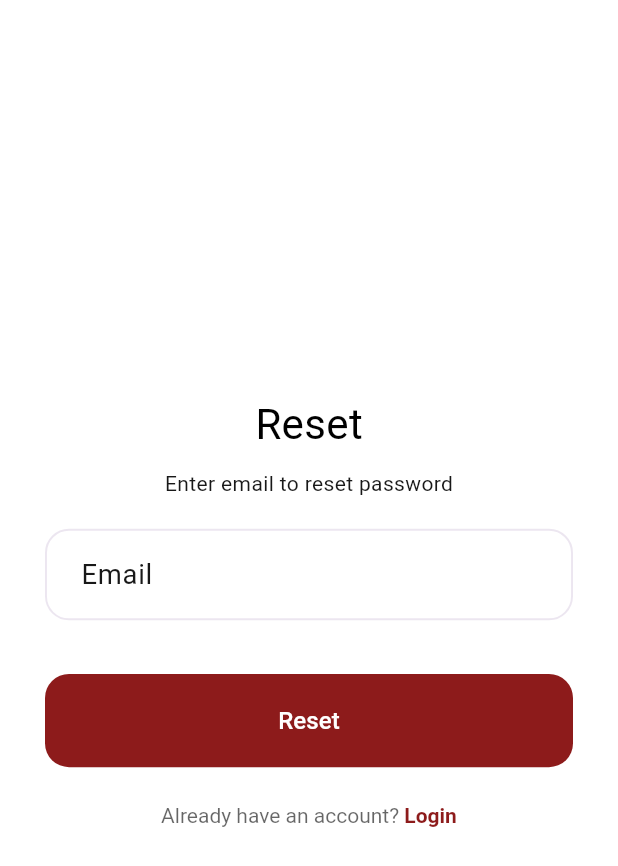
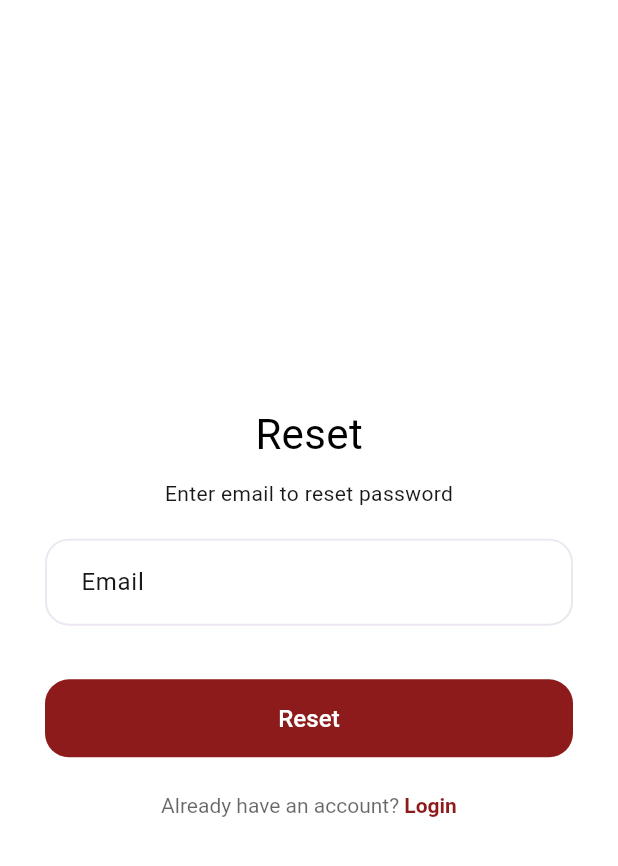
Before and after one commit to legitTomFoolery/hermessurvey, a Flutter app: the screen it shows after launch, after a tap on "forgot password?", on a phone screen of 412 x 824 dp. Shown: the top 866 px of the screen. Run offline on Flutter 3.47's test engine with Material 3 defaults, Android fonts, the phone set to English and light mode, and no system bars; our stand-ins replace adaptive_theme, awesome_dialog, cloud_firestore, connectivity_plus, firebase_auth, firebase_core and 11 more; missing offline and left inert: dart_jsonwebtoken, excel, file_saver; accounts and stored records are empty; generated files the repository leaves out were written again.

```diff
--- a/lib/main.dart
+++ b/lib/main.dart
@@ -1,7 +1,6 @@
 import 'package:firebase_auth/firebase_auth.dart';
 import 'package:firebase_core/firebase_core.dart';
 import 'package:flutter/material.dart';
-import 'package:flutter_screenutil/flutter_screenutil.dart';
 import 'package:flutter_svg/flutter_svg.dart';
 import 'package:provider/provider.dart';
 import 'package:adaptive_theme/adaptive_theme.dart';
@@ -26,7 +25,6 @@ Future<void> main() async {
 
   // Then initialize other services that may depend on Firebase
   await Future.wait([
-    ScreenUtil.ensureScreenSize(),
     preloadSVGs([AppConstants.googleLogoSvg]),
     setupDependencies(),
   ]);
@@ -96,14 +94,7 @@ class _MyAppState extends State<MyApp> with WidgetsBindingObserver {
 
   @override
   Widget build(BuildContext context) {
-    return ScreenUtilInit(
-      designSize: const Size(
-        AppConstants.designWidth,
-        AppConstants.designHeight,
-      ),
-      minTextAdapt: true,
-      splitScreenMode: true,
-      builder: (_, child) => MultiProvider(
+    return MultiProvider(
       providers: [
         ChangeNotifierProvider<QuestionStore>(
           create: (_) => getIt<QuestionStore>(),
@@ -126,7 +117,6 @@ class _MyAppState extends State<MyApp> with WidgetsBindingObserver {
           initialRoute: widget.initialRoute,
         ),
       ),
-      ),
     );
   }
 }
--- a/lib/shared/presentation/widgets/app_text_button.dart
+++ b/lib/shared/presentation/widgets/app_text_button.dart
@@ -1,5 +1,4 @@
 import 'package:flutter/material.dart';
-import 'package:flutter_screenutil/flutter_screenutil.dart';
 import 'package:adaptive_theme/adaptive_theme.dart';
 import 'package:gsecsurvey/app/config/app_constants.dart';
 
@@ -48,15 +47,14 @@ class AppTextButton extends StatelessWidget {
         padding: WidgetStateProperty.all<EdgeInsets>(
           EdgeInsets.symmetric(
             horizontal:
-                horizontalPadding?.w ?? AppConstants.buttonHorizontalPadding.w,
-            vertical:
-                verticalPadding?.h ?? AppConstants.buttonVerticalPadding.h,
+                horizontalPadding ?? AppConstants.buttonHorizontalPadding,
+            vertical: verticalPadding ?? AppConstants.buttonVerticalPadding,
           ),
         ),
         fixedSize: WidgetStateProperty.all(
           Size(
-            buttonWidth?.w ?? double.maxFinite,
-            buttonHeight?.h ?? AppConstants.defaultButtonHeight.h,
+            buttonWidth ?? double.maxFinite,
+            buttonHeight ?? AppConstants.defaultButtonHeight,
           ),
         ),
       ),
--- a/lib/theme/app_theme.dart
+++ b/lib/theme/app_theme.dart
@@ -1,5 +1,4 @@
 import 'package:flutter/material.dart';
-import 'package:flutter_screenutil/flutter_screenutil.dart';
 import 'colors.dart';
 import 'styles.dart';
 import 'package:gsecsurvey/app/config/app_constants.dart';
@@ -91,27 +90,27 @@ class AppTheme {
   static TextTheme _buildTextTheme(Color primaryText, Color secondaryText) {
     return TextTheme(
       displayLarge: TextStyle(
-        fontSize: 22.sp,
+        fontSize: 22.0,
         fontWeight: FontWeight.w500,
         color: primaryText,
       ),
       headlineLarge: TextStyle(
-        fontSize: 22.sp,
+        fontSize: 22.0,
         fontWeight: FontWeight.w500,
         color: primaryText,
       ),
       titleLarge: TextStyle(
-        fontSize: 20.sp,
+        fontSize: 20.0,
         fontWeight: FontWeight.w500,
         color: primaryText,
       ),
       bodyLarge: TextStyle(
-        fontSize: 16.sp,
+        fontSize: 16.0,
         fontWeight: FontWeight.w400,
         color: primaryText,
       ),
       bodyMedium: TextStyle(
-        fontSize: 14.sp,
+        fontSize: 14.0,
         fontWeight: FontWeight.w400,
         color: secondaryText,
       ),
@@ -126,10 +125,10 @@ class AppTheme {
           borderRadius: BorderRadius.circular(AppConstants.defaultBorderRadius),
         ),
         padding: EdgeInsets.symmetric(
-          horizontal: AppConstants.buttonHorizontalPadding.w,
-          vertical: AppConstants.buttonVerticalPadding.h,
+          horizontal: AppConstants.buttonHorizontalPadding,
+          vertical: AppConstants.buttonVerticalPadding,
         ),
-        minimumSize: Size(double.infinity, AppConstants.defaultButtonHeight.h),
+        minimumSize: Size(double.infinity, AppConstants.defaultButtonHeight),
       ),
     );
   }
@@ -142,10 +141,10 @@ class AppTheme {
           borderRadius: BorderRadius.circular(AppConstants.defaultBorderRadius),
         ),
         padding: EdgeInsets.symmetric(
-          horizontal: AppConstants.buttonHorizontalPadding.w,
-          vertical: AppConstants.buttonVerticalPadding.h,
+          horizontal: AppConstants.buttonHorizontalPadding,
+          vertical: AppConstants.buttonVerticalPadding,
         ),
-        minimumSize: Size(double.infinity, AppConstants.defaultButtonHeight.h),
+        minimumSize: Size(double.infinity, AppConstants.defaultButtonHeight),
       ),
     );
   }
@@ -162,42 +161,42 @@ class AppTheme {
       filled: true,
       fillColor: colors,
       contentPadding: EdgeInsets.symmetric(
-        horizontal: AppConstants.textFieldHorizontalPadding.w,
-        vertical: AppConstants.textFieldVerticalPadding.h,
+        horizontal: AppConstants.textFieldHorizontalPadding,
+        vertical: AppConstants.textFieldVerticalPadding,
       ),
       border: OutlineInputBorder(
         borderRadius: BorderRadius.circular(AppConstants.defaultBorderRadius),
         borderSide: BorderSide(
           color: borderColor,
-          width: AppConstants.textFieldBorderWidth.w,
+          width: AppConstants.textFieldBorderWidth,
         ),
       ),
       enabledBorder: OutlineInputBorder(
         borderRadius: BorderRadius.circular(AppConstants.defaultBorderRadius),
         borderSide: BorderSide(
           color: borderColor,
-          width: AppConstants.textFieldBorderWidth.w,
+          width: AppConstants.textFieldBorderWidth,
         ),
       ),
       focusedBorder: OutlineInputBorder(
         borderRadius: BorderRadius.circular(AppConstants.defaultBorderRadius),
         borderSide: BorderSide(
           color: ColorsManager.mainBlue,
-          width: AppConstants.textFieldBorderWidth.w,
+          width: AppConstants.textFieldBorderWidth,
         ),
       ),
       errorBorder: OutlineInputBorder(
         borderRadius: BorderRadius.circular(AppConstants.defaultBorderRadius),
         borderSide: BorderSide(
           color: ColorsManager.coralRed,
-          width: AppConstants.textFieldBorderWidth.w,
+          width: AppConstants.textFieldBorderWidth,
         ),
       ),
       focusedErrorBorder: OutlineInputBorder(
         borderRadius: BorderRadius.circular(AppConstants.defaultBorderRadius),
         borderSide: BorderSide(
           color: ColorsManager.coralRed,
-          width: AppConstants.textFieldBorderWidth.w,
+          width: AppConstants.textFieldBorderWidth,
         ),
       ),
     );
--- a/lib/theme/styles.dart
+++ b/lib/theme/styles.dart
@@ -1,68 +1,67 @@
 import 'package:flutter/material.dart';
-import 'package:flutter_screenutil/flutter_screenutil.dart';
 
 import 'colors.dart';
 
 class TextStyles {
   static TextStyle font24Blue700Weight = TextStyle(
-    fontSize: 24.sp,
+    fontSize: 24.0,
     fontWeight: FontWeight.w700,
     color: ColorsManager.mainBlue,
   );
 
   static TextStyle font14Blue400Weight = TextStyle(
-    fontSize: 14.sp,
+    fontSize: 14.0,
     fontWeight: FontWeight.w400,
     color: ColorsManager.mainBlue,
   );
 
   static TextStyle font16White600Weight = TextStyle(
-    fontSize: 16.sp,
+    fontSize: 16.0,
     fontWeight: FontWeight.w600,
     color: Colors.white,
   );
   static TextStyle font13Grey400Weight = TextStyle(
-    fontSize: 13.sp,
+    fontSize: 13.0,
     fontWeight: FontWeight.w400,
     color: ColorsManager.gray,
   );
   static TextStyle font14Grey400Weight = TextStyle(
-    fontSize: 14.sp,
+    fontSize: 14.0,
     fontWeight: FontWeight.w400,
     color: ColorsManager.gray,
   );
   static TextStyle font14Hint500Weight = TextStyle(
-    fontSize: 14.sp,
+    fontSize: 14.0,
     fontWeight: FontWeight.w500,
     color: ColorsManager.gray76,
   );
   static TextStyle font14DarkBlue500Weight = TextStyle(
-    fontSize: 14.sp,
+    fontSize: 14.0,
     fontWeight: FontWeight.w500,
     color: ColorsManager.darkBlue,
   );
   static TextStyle font15DarkBlue500Weight = TextStyle(
-    fontSize: 15.sp,
+    fontSize: 15.0,
     fontWeight: FontWeight.w500,
     color: ColorsManager.darkBlue,
   );
   static TextStyle font11DarkBlue500Weight = TextStyle(
-    fontSize: 11.sp,
+    fontSize: 11.0,
     fontWeight: FontWeight.w500,
     color: ColorsManager.darkBlue,
   );
   static TextStyle font11DarkBlue400Weight = TextStyle(
-    fontSize: 11.sp,
+    fontSize: 11.0,
     fontWeight: FontWeight.w400,
     color: ColorsManager.darkBlue,
   );
   static TextStyle font11Blue600Weight = TextStyle(
-    fontSize: 11.sp,
+    fontSize: 11.0,
     fontWeight: FontWeight.w600,
     color: ColorsManager.mainBlue,
   );
   static TextStyle font11MediumLightShadeOfGray400Weight = TextStyle(
-    fontSize: 11.sp,
+    fontSize: 11.0,
     fontWeight: FontWeight.w400,
     color: ColorsManager.mediumLightShadeOfGray,
   );
```
Also changed, not shown: lib/features/home/presentation/screens/home_screen.dart (+8 -6 lines), lib/shared/presentation/widgets/common_widgets.dart (+13 -14 lines). Lines whose indentation alone changed are shown as unchanged.
